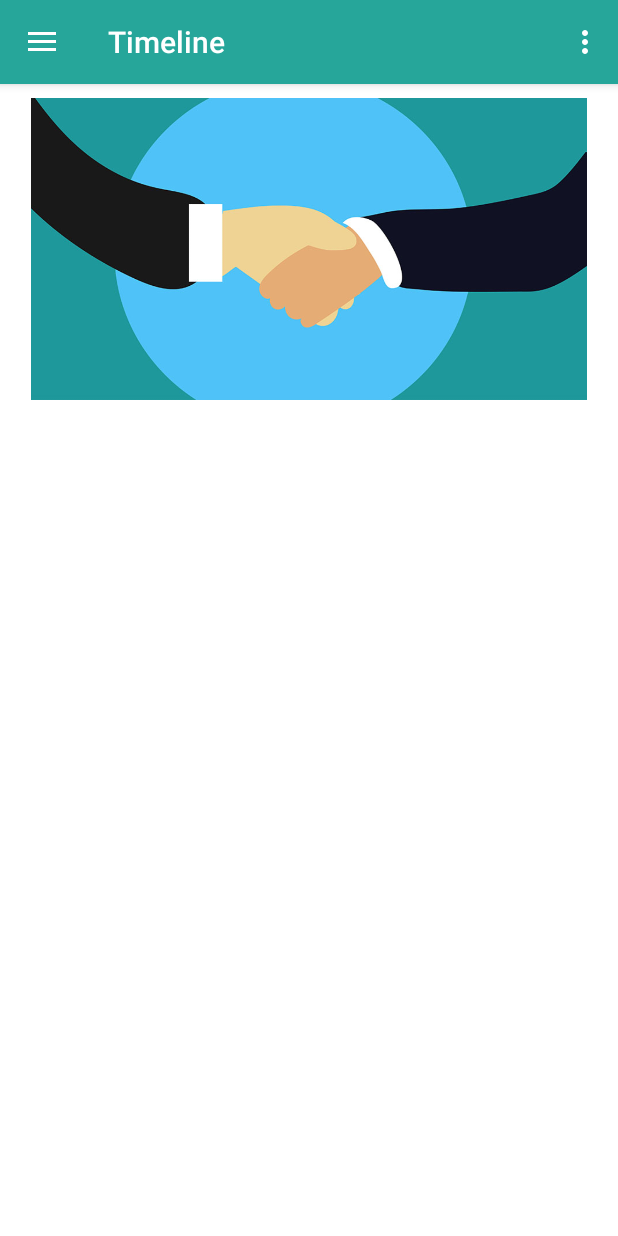
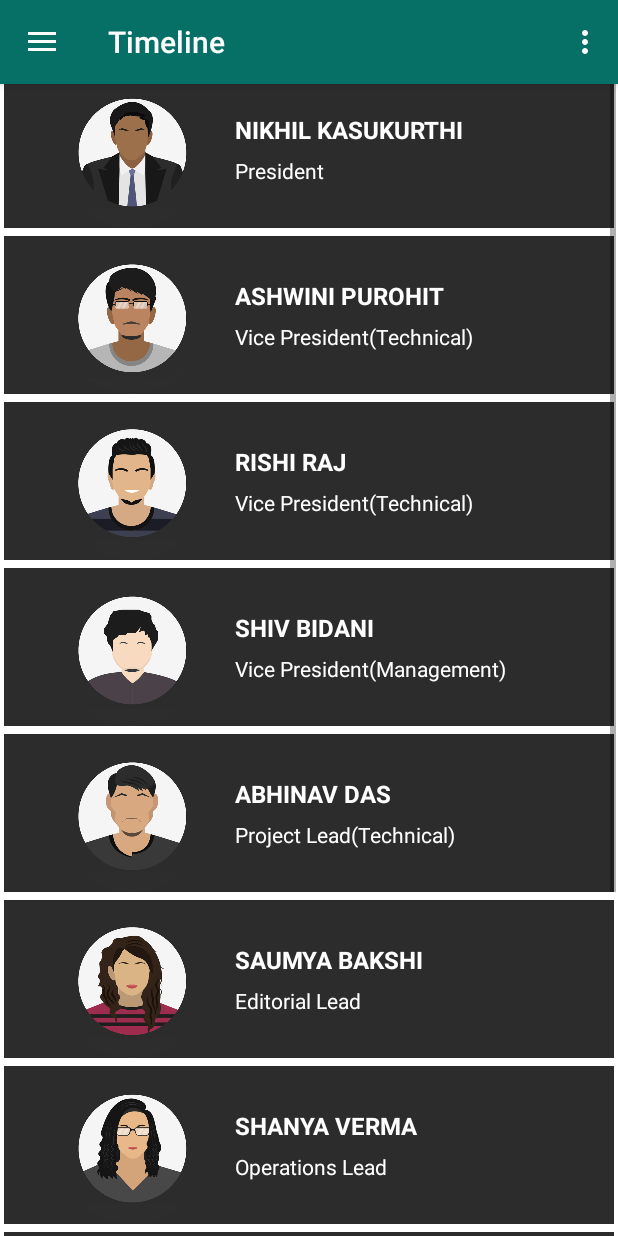
Before and after one commit to Akanshi32/GDGVITVellore, an Android app: the fragment SponsorFragment placed in its activity, on a phone screen of 412 x 824 dp. Run offline under Robolectric (Android 15) with nearby library versions, the phone set to English and light mode, and no system bars; our stand-ins replace CircleImageView; libraries missing offline, so code that uses them is left out: com.firebase.client, com.firebase.ui; pictures from the network do not load; 3 statements that could not run were skipped.

Commit message:
OrganisersFragment

```diff
--- a/app/build.gradle
+++ b/app/build.gradle
@@ -49,6 +49,7 @@ dependencies {
     compile 'com.github.bumptech.glide:glide:3.7.0'
     compile 'com.firebase:firebase-client-android:2.5.0'
     compile 'com.firebaseui:firebase-ui:0.3.1'
+    compile 'de.hdodenhof:circleimageview:2.1.0'
     compile 'com.google.firebase:firebase-auth:10.0.1'
     compile 'com.android.support:recyclerview-v7:24.2.1'
     compile 'com.android.support:cardview-v7:24.2.1'
--- a/app/src/main/java/com/example/tanmayjha/gdgvitvellore/Entity/Navigation/HomeActivity.java
+++ b/app/src/main/java/com/example/tanmayjha/gdgvitvellore/Entity/Navigation/HomeActivity.java
@@ -180,7 +180,7 @@ public class HomeActivity extends AppCompatActivity
             ft.replace(R.id.container,sponsorFragment);
             ft.setTransition(FragmentTransaction.TRANSIT_FRAGMENT_FADE);
             ft.commit();
-            title="Sponsors";
+            title="Organisers";
         } else if (id == R.id.about_us) {
             AboutUsFragment aboutUsFragment=new AboutUsFragment();
             ft.replace(R.id.container,aboutUsFragment);
--- a/app/src/main/java/com/example/tanmayjha/gdgvitvellore/Entity/Sponsor/SponsorFragment.java
+++ b/app/src/main/java/com/example/tanmayjha/gdgvitvellore/Entity/Sponsor/SponsorFragment.java
@@ -3,17 +3,28 @@ package com.example.tanmayjha.gdgvitvellore.Entity.Sponsor;
 
 import android.os.Bundle;
 import android.support.v4.app.Fragment;
+import android.support.v7.widget.DefaultItemAnimator;
+import android.support.v7.widget.LinearLayoutManager;
+import android.support.v7.widget.RecyclerView;
 import android.view.LayoutInflater;
 import android.view.View;
 import android.view.ViewGroup;
 
 import com.example.tanmayjha.gdgvitvellore.R;
 
+import java.util.ArrayList;
+import java.util.List;
+
 /**
  * A simple {@link Fragment} subclass.
  */
 public class SponsorFragment extends Fragment {
 
+
+    private List<TeamMember> teamMemberList = new ArrayList<>();
+    private RecyclerView recyclerView;
+    private TeamAdapter teamAdapter;
+    private View v;
 
     public SponsorFragment() {
         // Required empty public constructor
@@ -24,7 +35,55 @@ public class SponsorFragment extends Fragment {
     public View onCreateView(LayoutInflater inflater, ViewGroup container,
                              Bundle savedInstanceState) {
         // Inflate the layout for this fragment
-        return inflater.inflate(R.layout.fragment_sponsor, container, false);
+        v = inflater.inflate(R.layout.fragment_organiser, container, false);
+
+        recyclerView = (RecyclerView)v.findViewById(R.id.recycler_a);
+        teamAdapter = new TeamAdapter(teamMemberList);
+        RecyclerView.LayoutManager layoutManager = new LinearLayoutManager(getActivity().getApplicationContext());
+        recyclerView.setLayoutManager(layoutManager);
+        recyclerView.setAdapter(teamAdapter);
+        recyclerView.setItemAnimator(new DefaultItemAnimator());
+        getData();
+        recyclerView.setNestedScrollingEnabled(false);
+        return v;
+    }
+
+    private void getData(){
+
+        String[] names = {"Nikhil Kasukurthi",
+                "Ashwini Purohit",
+                "Rishi Raj",
+                "Shiv Bidani",
+                "Abhinav Das",
+                "Saumya Bakshi",
+                "Shanya Verma",
+                "Shubhanjan Chakrabarty",
+                "T Thiyagaraj",
+                "Shimona Bordia"};
+        String[] desgn = {"President",
+                "Vice President(Technical)",
+                "Vice President(Technical)",
+                "Vice President(Management)",
+                "Project Lead(Technical)",
+                "Editorial Lead",
+                "Operations Lead",
+                "Marketing Lead",
+                "Design Lead",
+                "WTM Lead"};
+
+        String[] drawableId = new String[27];
+        for (int i=1;i<=10;i++) {
+            drawableId[i] = "y" + i;
+        }
+
+        TeamMember teamMember;
+
+        for (int i=0;i<10;i++) {
+            int resId = getResources().getIdentifier(drawableId[i+1],"drawable",getActivity().getPackageName());
+            teamMember = new TeamMember(names[i],desgn[i],resId);
+            teamMemberList.add(teamMember);
+        }
+
     }
 
 }
--- /dev/null
+++ b/app/src/main/java/com/example/tanmayjha/gdgvitvellore/Entity/Sponsor/TeamAdapter.java
@@ -0,0 +1,56 @@
+package com.example.tanmayjha.gdgvitvellore.Entity.Sponsor;
+
+import android.support.v7.widget.RecyclerView;
+import android.view.LayoutInflater;
+import android.view.View;
+import android.view.ViewGroup;
+import android.widget.TextView;
+
+import com.example.tanmayjha.gdgvitvellore.R;
+
+import java.util.List;
+
+import de.hdodenhof.circleimageview.CircleImageView;
+
+
+
+public class TeamAdapter extends RecyclerView.Adapter<TeamAdapter.MyViewHolder> {
+
+    private List<TeamMember> teamMemberList;
+
+    public class MyViewHolder extends RecyclerView.ViewHolder {
+
+        public TextView name, desg;
+        public CircleImageView image;
+
+        public MyViewHolder(View view) {
+            super(view);
+            name = (TextView) view.findViewById(R.id.member_name);
+            desg = (TextView) view.findViewById(R.id.desg);
+            image = (CircleImageView) view.findViewById(R.id.member_image);
+        }
+    }
+    public TeamAdapter(List<TeamMember> teamMemberList){
+        this.teamMemberList = teamMemberList;
+    }
+
+    @Override
+    public MyViewHolder onCreateViewHolder(ViewGroup parent, int viewType) {
+        View itemView = LayoutInflater.from(parent.getContext()).inflate(R.layout.fragment_sponsor,parent,false);
+        return new MyViewHolder(itemView);
+
+    }
+
+    @Override
+    public void onBindViewHolder(MyViewHolder holder, int position) {
+        TeamMember teamMember = teamMemberList.get(position);
+        holder.name.setText(teamMember.getName());
+        holder.desg.setText(teamMember.getDesg());
+        holder.image.setImageResource(teamMember.getImageResId());
+    }
+
+    @Override
+    public int getItemCount() {
+        return teamMemberList.size();
+    }
+}
--- /dev/null
+++ b/app/src/main/java/com/example/tanmayjha/gdgvitvellore/Entity/Sponsor/TeamMember.java
@@ -0,0 +1,40 @@
+package com.example.tanmayjha.gdgvitvellore.Entity.Sponsor;
+
+
+public class TeamMember {
+
+    private String name,desg;
+    private int imageResId;
+
+    public TeamMember(){
+
+    }
+
+    public TeamMember(String name,String desg, int imageResId) {
+        this.name = name;
+        this.desg = desg;
+        this.imageResId = imageResId;
+    }
+
+    public String getName() {
+        return name;
+    }
+
+    public void setName(String name) {
+        this.name = name;
+    }
+
+    public String getDesg() {
+        return desg;
+    }
+
+    public void setDesg(String desg) {this.desg = desg;}
+
+    public int getImageResId() {
+        return imageResId;
+    }
+
+    public void setImageResId(int imageResId) {
+        this.imageResId = imageResId;
+    }
+}
--- /dev/null
+++ b/app/src/main/res/layout/fragment_organiser.xml
@@ -0,0 +1,16 @@
+<?xml version="1.0" encoding="utf-8"?>
+<LinearLayout xmlns:android="http://schemas.android.com/apk/res/android"
+    android:layout_width="match_parent"
+    android:paddingTop="1dp"
+    android:paddingLeft="1dp"
+    android:paddingRight="1dp"
+    android:layout_height="match_parent">
+    <android.support.v7.widget.RecyclerView
+        android:layout_width="match_parent"
+        android:layout_height="wrap_content"
+        android:scrollbars="vertical"
+        android:id="@+id/recycler_a">
+
+    </android.support.v7.widget.RecyclerView>
+
+</LinearLayout>
--- a/app/src/main/res/layout/fragment_sponsor.xml
+++ b/app/src/main/res/layout/fragment_sponsor.xml
@@ -2,68 +2,74 @@
 <LinearLayout xmlns:android="http://schemas.android.com/apk/res/android"
     xmlns:app="http://schemas.android.com/apk/res-auto"
     xmlns:tools="http://schemas.android.com/tools"
+    android:paddingTop="5dp"
+    android:paddingLeft="1dp"
+    android:paddingRight="1dp"
+
     android:layout_width="match_parent"
-    android:layout_height="fill_parent"
-    android:paddingLeft="10dp"
-    android:paddingRight="10dp"
+    android:layout_height="wrap_content"
+
     android:orientation="vertical"
     app:layout_behavior="@string/appbar_scrolling_view_behavior">
-    <ImageView
+    <!--<ImageView
         android:layout_width="match_parent"
         android:layout_height="0dp"
         android:layout_weight="0.75"
         android:src="@drawable/sponsors"
         android:layout_marginTop="25dp"
-        android:id="@+id/imageView1" />
+        android:id="@+id/imageView1" />-->
+    <android.support.v4.widget.NestedScrollView
+        android:layout_width="match_parent"
+        android:layout_height="wrap_content">
 
     <LinearLayout
         android:layout_width="match_parent"
         android:layout_height="0dp"
+        android:paddingLeft="35dp"
+        android:paddingTop="5dp"
+
+        android:paddingRight="1dp"
+        android:layout_gravity="center"
         android:layout_weight="1"
-        android:layout_marginTop="10dp"
+        android:background="#2c2c2c"
+
         android:orientation="horizontal">
-      <!-- <ImageView
-            android:layout_width="match_parent"
-            android:layout_weight="50"
+        <de.hdodenhof.circleimageview.CircleImageView
+            android:layout_width="100dp"
+            android:layout_height="100dp"
+            android:id="@+id/member_image"
+            android:layout_gravity="center_horizontal"
+            android:src="@drawable/gdg"/>
+            <LinearLayout
+                android:layout_width="wrap_content"
+                android:layout_height="wrap_content"
+                android:orientation="vertical"
+                android:paddingTop="20dp"
+                android:paddingLeft="15dp">
 
-            android:layout_height="match_parent"
-            android:layout_marginTop="5dp"
-            android:id="@+id/imageView2" />
+        <TextView
+            android:layout_width="wrap_content"
+            android:layout_height="wrap_content"
+            android:padding="3dp"
+            android:textColor="#FFFFFF"
+            android:id="@+id/member_name"
+            android:textStyle="bold"
+            android:textAllCaps="true"
+            android:textSize="16dp"
+            android:text="NAME"
+             />
+                <TextView
+                    android:layout_width="wrap_content"
+                    android:layout_height="wrap_content"
+                    android:padding="3dp"
+                    android:id="@+id/desg"
+                    android:textColor="#FFFFFF"
 
-        <ImageView
-            android:layout_width="match_parent"
-            android:layout_weight="50"
-            android:background="#80000000"
-            android:layout_height="match_parent"
-            android:layout_marginTop="5dp"
-            android:layout_marginLeft="10dp"
-            android:id="@+id/imageView3" /> -->
+                    android:text="DESIGNATION"
+                     />
+            </LinearLayout>
     </LinearLayout>
+    </android.support.v4.widget.NestedScrollView>
 
-    <LinearLayout
-        android:layout_width="match_parent"
-        android:layout_height="0dp"
-        android:layout_weight="1"
-        android:layout_marginBottom="10dp"
-        android:orientation="horizontal"
-        android:weightSum="100">
-
-        <!--<ImageView
-            android:layout_width="match_parent"
-            android:layout_weight="50"
-            android:background="#80000000"
-            android:layout_height="match_parent"
-            android:layout_marginTop="5dp"
-            android:id="@+id/imageView4" />
-
-        <ImageView
-            android:layout_width="match_parent"
-            android:layout_weight="50"
-            android:background="#80000000"
-            android:layout_height="match_parent"
-            android:layout_marginLeft="10dp"
-            android:layout_marginTop="5dp"
-            android:id="@+id/imageView5" />-->
-    </LinearLayout>
 
 </LinearLayout>
--- a/app/src/main/res/menu/activity_main_drawer.xml
+++ b/app/src/main/res/menu/activity_main_drawer.xml
@@ -22,7 +22,7 @@
         <item
             android:id="@+id/sponsors"
             android:icon="@drawable/ic_navbar_sponsors"
-            android:title="Sponsors" />
+            android:title="Organisers" />
     </group>
     <item android:title="Communicate">
         <menu>
--- a/app/src/main/res/values/colors.xml
+++ b/app/src/main/res/values/colors.xml
@@ -1,6 +1,6 @@
 <?xml version="1.0" encoding="utf-8"?>
 <resources>
-    <color name="colorPrimary">#26A69A</color>
-    <color name="colorPrimaryDark">#009688</color>
+    <color name="colorPrimary">#077066</color>
+    <color name="colorPrimaryDark">#125851</color>
     <color name="colorAccent">#1E7BE9</color>
 </resources>
```
Also changed, not shown: app/src/main/res/drawable/y1.jpg (added), app/src/main/res/drawable/y10.jpg (added), app/src/main/res/drawable/y2.jpg (added), app/src/main/res/drawable/y3.jpg (added), app/src/main/res/drawable/y4.jpg (added), app/src/main/res/drawable/y5.jpg (added), app/src/main/res/drawable/y6.jpg (added), app/src/main/res/drawable/y7.jpg (added), app/src/main/res/drawable/y8.jpg (added), app/src/main/res/drawable/y9.jpg (added).
